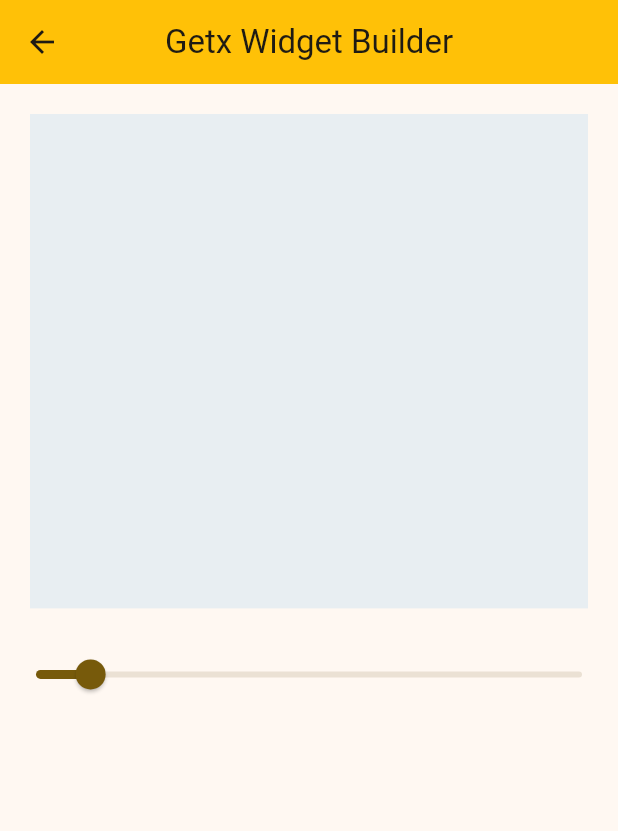
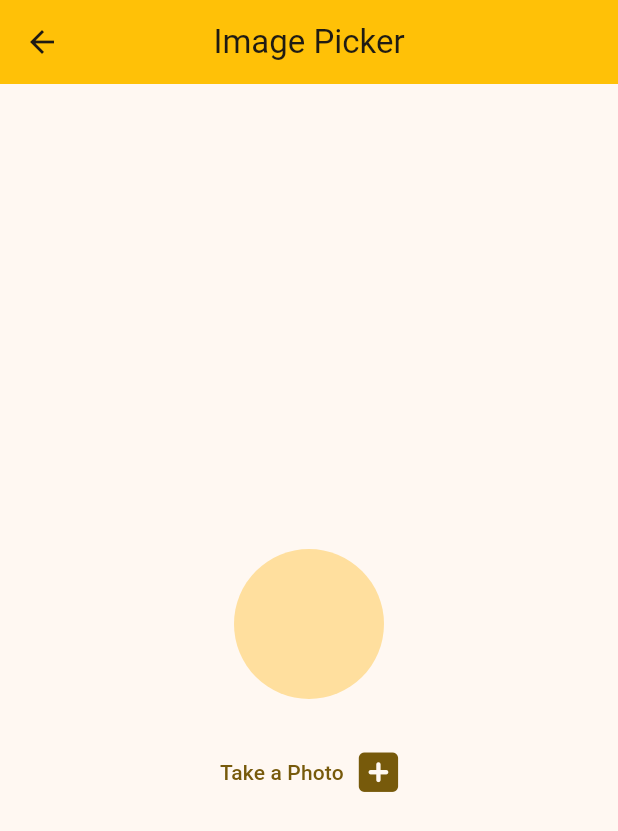
Before and after one commit to Samundra-github/State-Management-With-Getx, a Flutter app: the screen it shows after launch, after a tap on "Next Page", on a phone screen of 412 x 824 dp. Shown: the top 831 px of the screen. Run offline on Flutter 3.47's test engine with Material 2 defaults, Android fonts, the phone set to English and light mode, and no system bars; our stand-ins replace font_awesome_flutter, get, image_picker.

Commit message:
Day 4:- Image Picker Using Getx

```diff
--- a/lib/home_screen.dart
+++ b/lib/home_screen.dart
@@ -94,7 +94,9 @@ class _GetxHomeState extends State<GetxHome> {
               //   'Samundra Bhandari',
               // ]);
               // Get.toNamed('/tut_two_a');
-              Get.toNamed('/tut_two_b');
+              // Get.toNamed('/tut_two_b');
+              // Get.toNamed('/tut_three_b');
+              Get.toNamed('/tut_three_c');
             },
             child: const Text("Next Page"),
           ),
--- a/lib/main.dart
+++ b/lib/main.dart
@@ -1,12 +1,15 @@
 import 'package:flutter/material.dart';
 import 'package:flutter_application_1/home_screen.dart';
-import 'package:flutter_application_1/tut_1/language.dart';
+import 'package:flutter_application_1/tut_1/screens/language.dart';
 import 'package:flutter_application_1/tut_1/screens/tut_one.dart';
 import 'package:flutter_application_1/tut_1/screens/tut_one_a.dart';
 import 'package:flutter_application_1/tut_1/screens/tut_one_b.dart';
 import 'package:flutter_application_1/tut_1/screens/tut_one_c.dart';
 import 'package:flutter_application_1/tut_2/screens/tut_2_a.dart';
 import 'package:flutter_application_1/tut_2/screens/tut_2_b.dart';
+import 'package:flutter_application_1/tut_3/screens/tut_3_a.dart';
+import 'package:flutter_application_1/tut_3/screens/tut_3_b.dart';
+import 'package:flutter_application_1/tut_3/screens/tut_3_c.dart';
 import 'package:get/get.dart';
 
 void main() {
@@ -40,6 +43,9 @@ class MyApp extends StatelessWidget {
         GetPage(name: '/tut_one_c', page: () => const TuttorialOneC()),
         GetPage(name: '/tut_two_a', page: () => const TuttorialTwoA()),
         GetPage(name: '/tut_two_b', page: () => const TuttorialTwoB()),
+        GetPage(name: '/tut_three_a', page: () => const TuttorialThreeA()),
+        GetPage(name: '/tut_three_b', page: () => const TuttorialThreeB()),
+        GetPage(name: '/tut_three_c', page: () => const TuttorialThreeC()),
       ],
     );
   }
--- a/lib/tut_2/screens/tut_2_a.dart
+++ b/lib/tut_2/screens/tut_2_a.dart
@@ -1,6 +1,6 @@
 import 'package:flutter/foundation.dart';
 import 'package:flutter/material.dart';
-import 'package:flutter_application_1/tut_2/controller/getx_controller.dart';
+import 'package:flutter_application_1/controller/getx_controller.dart';
 import 'package:get/get.dart';
 // import 'package:get/get.dart';
 
--- a/lib/tut_2/screens/tut_2_b.dart
+++ b/lib/tut_2/screens/tut_2_b.dart
@@ -1,6 +1,6 @@
 import 'package:flutter/foundation.dart';
 import 'package:flutter/material.dart';
-import 'package:flutter_application_1/tut_2/controller/getx_controller.dart';
+import 'package:flutter_application_1/controller/getx_controller.dart';
 import 'package:get/get.dart';
 
 class TuttorialTwoB extends StatefulWidget {
--- /dev/null
+++ b/lib/tut_3/screens/tut_3_c.dart
@@ -0,0 +1,67 @@
+import 'dart:io';
+
+import 'package:flutter/material.dart';
+import 'package:flutter_application_1/controller/getx_controller.dart';
+import 'package:font_awesome_flutter/font_awesome_flutter.dart';
+import 'package:get/get.dart';
+
+class TuttorialThreeC extends StatefulWidget {
+  const TuttorialThreeC({super.key});
+
+  @override
+  State<TuttorialThreeC> createState() => _TuttorialThreeCState();
+}
+
+class _TuttorialThreeCState extends State<TuttorialThreeC> {
+  ImagePickerController imagePickerController =
+      Get.put(ImagePickerController());
+  @override
+  Widget build(BuildContext context) {
+    return Scaffold(
+      appBar: AppBar(
+        backgroundColor: Colors.amber,
+        title: const Text("Image Picker"),
+        centerTitle: true,
+      ),
+      body: Obx(
+        () => Column(
+          crossAxisAlignment: CrossAxisAlignment.center,
+          mainAxisAlignment: MainAxisAlignment.center,
+          children: [
+            Center(
+              child: SizedBox(
+                height: 150,
+                child: CircleAvatar(
+                  radius: 50,
+                  backgroundImage: imagePickerController.imagePath.isNotEmpty
+                      ? FileImage(
+                          File(imagePickerController.imagePath.toString()))
+                      : null,
+                ),
+              ),
+            ),
+            TextButton(
+              onPressed: () {
+                imagePickerController.getImageFromCamera();
+              },
+              child: const Row(
+                crossAxisAlignment: CrossAxisAlignment.center,
+                mainAxisAlignment: MainAxisAlignment.center,
+                children: [
+                  Text("Take a Photo"),
+                  SizedBox(
+                    width: 10,
+                  ),
+                  FaIcon(
+                    FontAwesomeIcons.solidSquarePlus,
+                    size: 30,
+                  ),
+                ],
+              ),
+            ),
+          ],
+        ),
+      ),
+    );
+  }
+}
```
Also changed, not shown: lib/controller/getx_controller.dart (added, +67 -0 lines), lib/tut_2/controller/getx_controller.dart (deleted, +0 -21 lines), lib/tut_3/screens/tut_3_a.dart (added, +52 -0 lines), lib/tut_3/screens/tut_3_b.dart (added, +58 -0 lines), pubspec.yaml (+3 -4 lines), lib/tut_1/screens/language.dart (renamed from lib/tut_1/language.dart), pubspec.lock, 1 other file.
